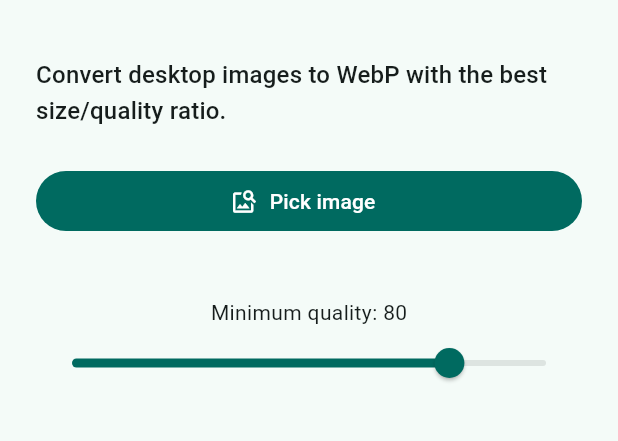
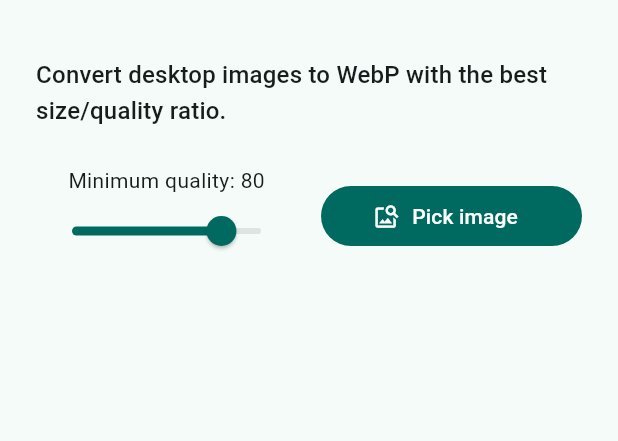
Before and after one commit to pedromneto97/image_optimizer, a Flutter app: the screen it shows after launch, on a phone screen of 412 x 824 dp, the part 63-504 px from its top. Run offline on Flutter 3.47's test engine with Material 3 defaults, Android fonts, the phone set to English and light mode, and no system bars; our stand-ins replace equatable, flutter_bloc, image_picker; missing offline and left inert: dart:ffi.

Commit message:
feat: improve interface

```diff
--- a/lib/src/presentation/image_optimizer/image_optimizer_page.dart
+++ b/lib/src/presentation/image_optimizer/image_optimizer_page.dart
@@ -30,7 +30,17 @@ class ImageOptimizerPage extends StatelessWidget {
             style: Theme.of(context).textTheme.titleMedium,
           ),
           const SizedBox(height: 24),
-          BlocSelector<ImageOptimizerCubit, ImageOptimizerState, bool>(
+          Row(
+            spacing: 16,
+            children: [
+              const Expanded(child: QualitySlider()),
+              Expanded(
+                child:
+                    BlocSelector<
+                      ImageOptimizerCubit,
+                      ImageOptimizerState,
+                      bool
+                    >(
                       selector: (state) => state is ImageOptimizerOptimizing,
                       builder: (context, isLoading) => FilledButton.icon(
                         onPressed: isLoading
@@ -40,7 +50,10 @@ class ImageOptimizerPage extends StatelessWidget {
                         label: const Text('Pick image'),
                       ),
                     ),
-          const SizedBox(height: 16),
+              ),
+            ],
+          ),
+          const SizedBox(height: 24),
           BlocSelector<ImageOptimizerCubit, ImageOptimizerState, XFile?>(
             selector: (state) =>
                 state is ImageOptimizerFilePicked ? state.pickedFile : null,
@@ -49,8 +62,6 @@ class ImageOptimizerPage extends StatelessWidget {
                 : const SizedBox.shrink(),
           ),
           const SizedBox(height: 24),
-          const QualitySlider(),
-          const SizedBox(height: 16),
           BlocSelector<
             ImageOptimizerCubit,
             ImageOptimizerState,
```
Lines whose indentation alone changed are shown as unchanged.
